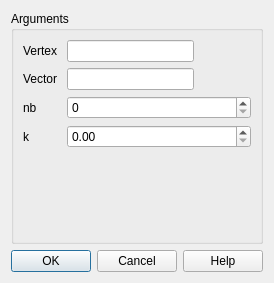
SalomePlatform/hexablock, file src/HEXABLOCKGUI/MakeSpherical_QTD.ui: the form before one commit.
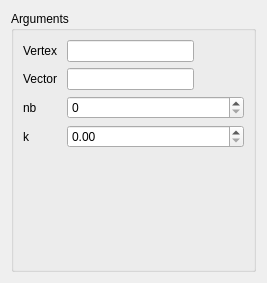
The form after the commit.

Commit message: fixed : selection model added : highlight on propagation's edges 	apply button on dialog panel updated : association menu, object brower's name, menu always showing, ...

```diff
--- a/src/HEXABLOCKGUI/MakeSpherical_QTD.ui
+++ b/src/HEXABLOCKGUI/MakeSpherical_QTD.ui
@@ -6,7 +6,7 @@
    <rect>
     <x>0</x>
     <y>0</y>
-    <width>250</width>
+    <width>267</width>
     <height>283</height>
    </rect>
   </property>
@@ -77,16 +77,6 @@
      </layout>
     </widget>
    </item>
-   <item>
-    <widget class="QDialogButtonBox" name="buttonBox">
-     <property name="orientation">
-      <enum>Qt::Horizontal</enum>
-     </property>
-     <property name="standardButtons">
-      <set>QDialogButtonBox::Cancel|QDialogButtonBox::Ok|QDialogButtonBox::Help</set>
-     </property>
-    </widget>
-   </item>
   </layout>
  </widget>
  <resources/>
```
Left out of the diff: 35 changed lines with no effect on the pictures. The commit also changes 37 other files.
